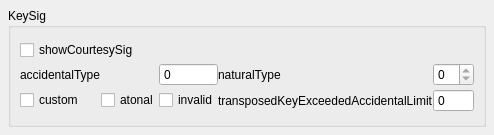
This is mscore/debugger/keysig.ui in ericfont/MuseScore as Qt 5 draws it before an edit. The edited form follows.
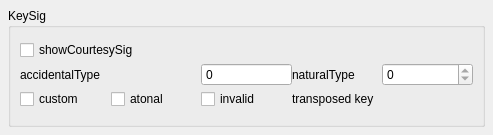
This is the edited form.

The edit to the form file:
```diff
--- a/mscore/debugger/keysig.ui
+++ b/mscore/debugger/keysig.ui
@@ -106,20 +106,14 @@
       <item row="2" column="3">
        <widget class="QLabel" name="label_6">
         <property name="text">
-         <string notr="true">transposedKeyExceededAccidentalLimit</string>
+         <string>transposed key</string>
         </property>
        </widget>
       </item>
       <item row="2" column="4">
-       <widget class="QSpinBox" name="transposedKeyExceededAccidentalLimit">
-        <property name="readOnly">
-         <bool>true</bool>
-        </property>
-        <property name="buttonSymbols">
-         <enum>QAbstractSpinBox::NoButtons</enum>
-        </property>
-        <property name="minimum">
-         <number>-99</number>
+       <widget class="QLabel" name="transposedKeyExceededAccidentalLimit">
+        <property name="text">
+         <string/>
         </property>
        </widget>
       </item>
```
Left out of the diff: 2 changed lines with no effect on the pictures.
